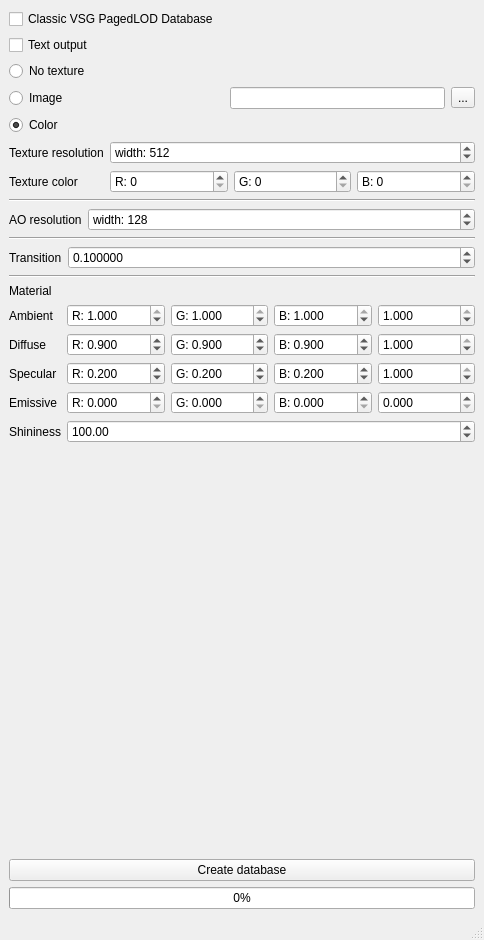
asafran/DatabaseCreator, file mainwindow.ui: the form before one commit.
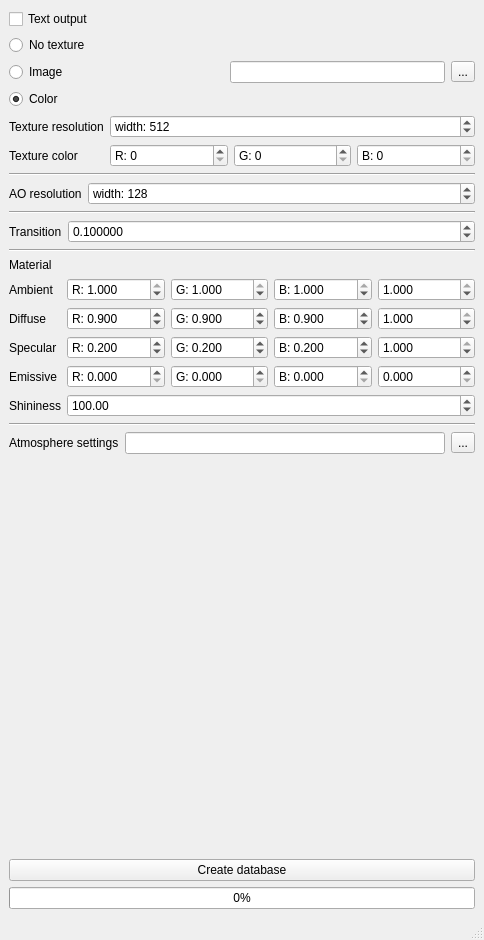
The form after the commit.

Commit message: Add atmosphere model

Patch:
```diff
--- a/mainwindow.ui
+++ b/mainwindow.ui
@@ -15,13 +15,6 @@
   </property>
   <widget class="QWidget" name="centralwidget">
    <layout class="QVBoxLayout" name="verticalLayout">
-    <item>
-     <widget class="QCheckBox" name="classicBox">
-      <property name="text">
-       <string>Classic VSG PagedLOD Database</string>
-      </property>
-     </widget>
-    </item>
     <item>
      <widget class="QCheckBox" name="textBox">
       <property name="text">
@@ -731,6 +724,34 @@
       </item>
      </layout>
     </item>
+    <item>
+     <widget class="Line" name="line_4">
+      <property name="orientation">
+       <enum>Qt::Horizontal</enum>
+      </property>
+     </widget>
+    </item>
+    <item>
+     <layout class="QHBoxLayout" name="horizontalLayout_11">
+      <item>
+       <widget class="QLabel" name="label_3">
+        <property name="text">
+         <string>Atmosphere settings</string>
+        </property>
+       </widget>
+      </item>
+      <item>
+       <widget class="QLineEdit" name="settingsPath"/>
+      </item>
+      <item>
+       <widget class="QToolButton" name="settingsButt">
+        <property name="text">
+         <string>...</string>
+        </property>
+       </widget>
+      </item>
+     </layout>
+    </item>
     <item>
      <spacer name="verticalSpacer">
       <property name="orientation">
```
Left out of the diff: 2 changed lines with no effect on the pictures. The commit also changes 3 other files.
